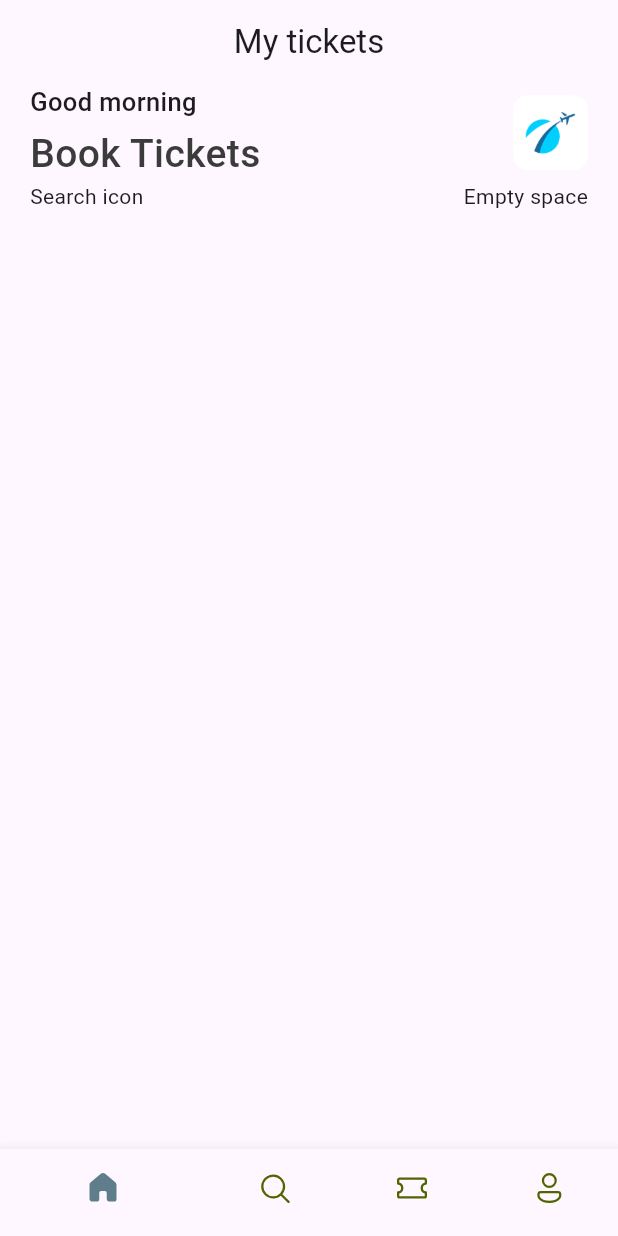
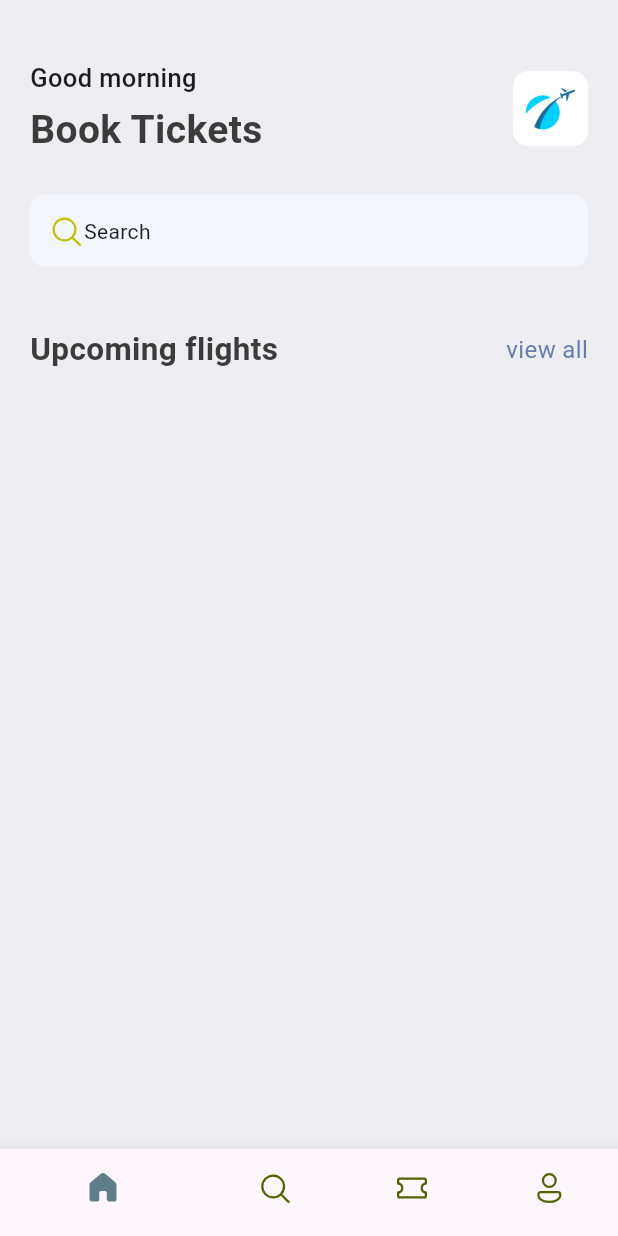
Before and after one commit to ErnestAlf222/ticket-app, a Flutter app: the screen it shows after launch, on a phone screen of 412 x 824 dp. Run offline on Flutter 3.47's test engine with Material 3 defaults, Android fonts, the phone set to English and light mode, and no system bars; our stand-ins replace fluentui_icons.

Commit message:
search and implemented styles for text

```diff
--- a/lib/base/bottom_nav_bar.dart
+++ b/lib/base/bottom_nav_bar.dart
@@ -30,10 +30,7 @@ class _BottomNavBarState extends State<BottomNavBar> {
   @override
   Widget build(BuildContext context) {
     return Scaffold(
-      appBar: AppBar(
-        centerTitle: true,
-        title: const Text('My tickets'),
-      ),
+
       body: appScreens[_selectedIndex],
       bottomNavigationBar: BottomNavigationBar(
         //currentIndex cambia el color dependiendo a la navegacion
--- /dev/null
+++ b/lib/base/res/media.dart
@@ -0,0 +1,5 @@
+
+class AppMedia{
+  static const _baseImage = "assets/images";
+  static const logo = '$_baseImage/img_1.png';
+}
--- a/lib/base/res/styles/app_styles.dart
+++ b/lib/base/res/styles/app_styles.dart
@@ -5,10 +5,21 @@ Color primary = const Color(0xFF687daf);
 class AppStyles {
   static Color primaryColor = primary;
   static Color textColor = const Color(0xFF3b3b3b);
+  static Color bgColor = const Color(0xFFeeedf2);
 
+  static TextStyle textStyle = TextStyle(
+    fontSize:16,
+    color: textColor,
+    fontWeight: FontWeight.w400,
+  );
   static TextStyle headLineStyle1 = TextStyle(
     fontSize: 26,
-    fontWeight: FontWeight.w500,
+    fontWeight: FontWeight.bold,
+    color: AppStyles.textColor,
+  );
+  static TextStyle headLineStyle2 = TextStyle(
+    fontSize: 21,
+    fontWeight: FontWeight.bold,
     color: AppStyles.textColor,
   );
 
--- /dev/null
+++ b/lib/base/widgets/app_double_text.dart
@@ -0,0 +1,29 @@
+import 'package:flutter/material.dart';
+import 'package:ticket_app/base/res/styles/app_styles.dart';
+
+class AppDoubleText extends StatelessWidget {
+  const AppDoubleText(
+      {super.key, required this.bigText, required this.smallText});
+
+  final String bigText;
+  final String smallText;
+
+  @override
+  Widget build(BuildContext context) {
+    return Row(
+      mainAxisAlignment: MainAxisAlignment.spaceBetween,
+      children: [
+        Text(bigText, style: AppStyles.headLineStyle2),
+        InkWell(
+          onTap: () {},
+          child: Text(
+            smallText,
+            style: AppStyles.textStyle.copyWith(
+              color: AppStyles.primaryColor
+            ),
+          ) ,
+        ),
+      ],
+    );
+  }
+}
--- /dev/null
+++ b/lib/base/widgets/ticket_view.dart
@@ -0,0 +1,11 @@
+
+import 'package:flutter/material.dart';
+
+class TicketView extends StatelessWidget {
+  const TicketView({super.key});
+
+  @override
+  Widget build(BuildContext context) {
+    return const Placeholder();
+  }
+}
--- /dev/null
+++ b/lib/base/widgets/widgets.dart
@@ -0,0 +1,2 @@
+export 'app_double_text.dart';
+export 'ticket_view.dart';
--- a/lib/main.dart
+++ b/lib/main.dart
@@ -2,6 +2,8 @@ import 'package:flutter/material.dart';
 import 'package:ticket_app/base/bottom_nav_bar.dart';
 
 void main() => runApp(const MyApp());
+
+
 
 class MyApp extends StatelessWidget {
   const MyApp({super.key});
--- a/lib/screens/home_screen.dart
+++ b/lib/screens/home_screen.dart
@@ -1,5 +1,10 @@
+import 'package:fluentui_icons/fluentui_icons.dart';
 import 'package:flutter/material.dart';
+
+// My imports
+import 'package:ticket_app/base/res/media.dart';
 import 'package:ticket_app/base/res/styles/app_styles.dart';
+import 'package:ticket_app/base/widgets/widgets.dart';
 
 class HomeScreen extends StatelessWidget {
   const HomeScreen({super.key});
@@ -7,8 +12,10 @@ class HomeScreen extends StatelessWidget {
   @override
   Widget build(BuildContext context) {
     return Scaffold(
+      backgroundColor: AppStyles.bgColor,
       body: ListView(
         children: [
+          const SizedBox(height: 40),
           Container(
             padding: const EdgeInsets.symmetric(horizontal: 20),
             child: Column(
@@ -36,19 +43,37 @@ class HomeScreen extends StatelessWidget {
                       decoration: BoxDecoration(
                         borderRadius: BorderRadius.circular(10),
                         image: const DecorationImage(
-                          image: AssetImage('assets/images/img_1.png'),
+                          image: AssetImage(AppMedia.logo),
                         ),
                       ),
                     )
                   ],
                 ),
-                const Row(
-                  mainAxisAlignment: MainAxisAlignment.spaceBetween,
-                  children: [
-                    Text('Search icon'),
-                    Text('Empty space'),
-                  ],
-                )
+                const SizedBox(height: 25),
+                Container(
+                  padding:
+                      const EdgeInsets.symmetric(horizontal: 12, vertical: 12),
+                  decoration: BoxDecoration(
+                    borderRadius: BorderRadius.circular(10),
+                    color: const Color(0xFFF4F6FD),
+                  ),
+                  child: const Row(
+                    // mainAxisAlignment: MainAxisAlignment.spaceBetween,
+                    children: [
+                      Icon(
+                        FluentSystemIcons.ic_fluent_search_regular,
+                        color: Color(0xFFBFC205),
+                      ),
+                      Text('Search'),
+                    ],
+                  ),
+                ),
+                const SizedBox(height: 40),
+                const AppDoubleText(
+                  bigText: 'Upcoming flights',
+                  smallText: 'view all',
+                ),
+
               ],
             ),
           ),
```
